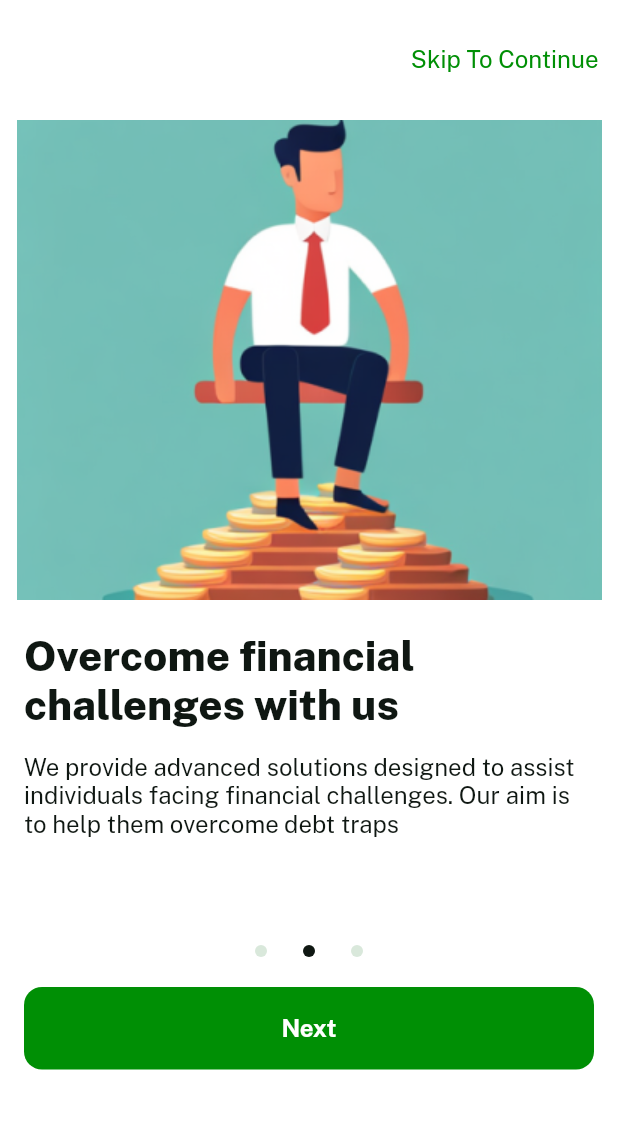
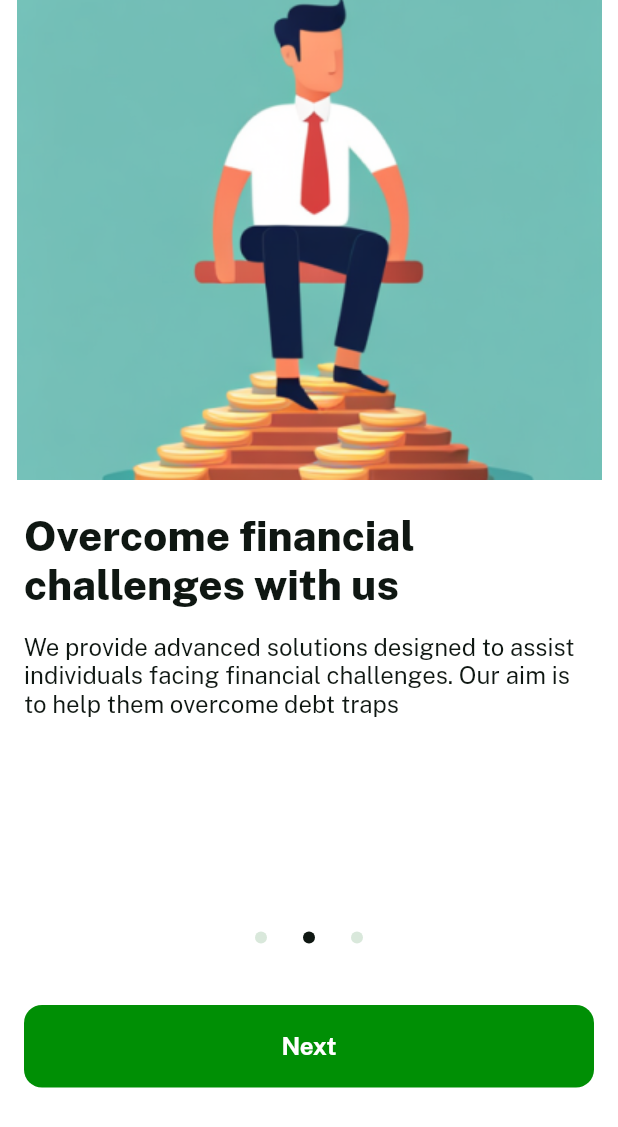
Before and after one commit to Anuj-Rai12/settle_loan, a Flutter app: the AppGoToScreen screen opened by its route, swiped to page 2, on a phone screen of 412 x 824 dp. Shown: the top 1127 px of the screen. Run offline on Flutter 3.47's test engine with Material 2 defaults, Android fonts, the phone set to English and light mode, and no system bars; our stand-ins replace percent_indicator.

Commit message:
Resolved some bugs status:Successfully

```diff
--- a/lib/presentaion/ui/AppGoToScreen.dart
+++ b/lib/presentaion/ui/AppGoToScreen.dart
@@ -35,12 +35,13 @@ class _AppGoToScreenState extends State<AppGoToScreen> {
     return SafeArea(
       child: Scaffold(
           backgroundColor: Colors.white,
-          body: Wrap(
+          body: SingleChildScrollView(
+            child: Wrap(
               alignment: WrapAlignment.spaceAround,
               children: [
                 Column(
                   children: [
-                  Align(
+                    /*Align(
                       alignment: Alignment.centerRight,
                       child: Container(
                         margin: const EdgeInsets.only(
@@ -55,9 +56,9 @@ class _AppGoToScreenState extends State<AppGoToScreen> {
                                 style: TextStyle(
                                     fontSize: 16, fontFamily: publicSansReg))),
                       ),
-                  ),
+                    ),*/
                     SizedBox(
-                    height: 550,
+                      height: 600,
                       child: PageView.builder(
                         itemBuilder: (context, index) {
                           debugLogs("current index $index");
@@ -79,15 +80,24 @@ class _AppGoToScreenState extends State<AppGoToScreen> {
                         },
                       ),
                     ),
+                    Stack(
+                      children: [
+                        Container(
+                          height: 50,
+                        ),
                         Positioned(
                         top: 20,
                         left: 0,
                         right: 0,
                         bottom: 20,
+                        child: Container(
                           child: Row(
                             mainAxisAlignment: MainAxisAlignment.center,
                             children: List<Widget>.generate(_list.length, _buildDot),
                           ),
+                        ),
+                      ),
+                      ],
                     ),
                     Container(
                       margin: const EdgeInsets.only(
@@ -127,6 +137,7 @@ class _AppGoToScreenState extends State<AppGoToScreen> {
                   ],
                 )
               ],
+            ),
           )),
     );
   }
--- a/lib/presentaion/ui/EscalationScreen.dart
+++ b/lib/presentaion/ui/EscalationScreen.dart
@@ -45,7 +45,6 @@ class _EscalationScreenState extends State<EscalationScreen> {
           ),
           Container(
             padding: const EdgeInsets.only(top: 16,left: 16,right: 16,bottom: 16),
-            child: Expanded(
             child: Column(
               crossAxisAlignment: CrossAxisAlignment.start,
               children: [
@@ -75,7 +74,6 @@ class _EscalationScreenState extends State<EscalationScreen> {
                 ),
               ],
             ),
-            ),
           )
         ],
       ),
```
Lines whose indentation alone changed are shown as unchanged.
